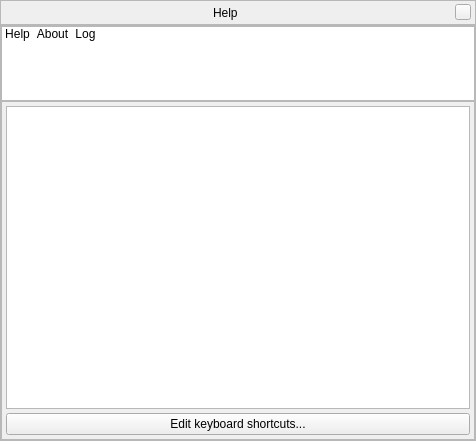
Old version of the form src/gui/helpDialogGui.ui in the repository 519984307/stellarium_src.
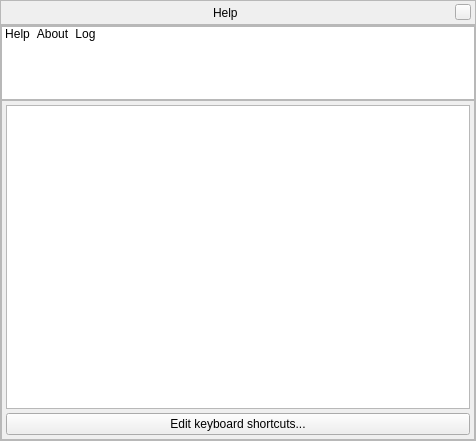
New version of the form. Icons and pictures are not drawn. Custom widgets are drawn as their Qt base class.

```diff
--- a/src/gui/helpDialogGui.ui
+++ b/src/gui/helpDialogGui.ui
@@ -149,13 +149,13 @@
         <property name="minimumSize">
          <size>
           <width>0</width>
-          <height>75</height>
+          <height>74</height>
          </size>
         </property>
         <property name="maximumSize">
          <size>
           <width>16777215</width>
-          <height>75</height>
+          <height>74</height>
          </size>
         </property>
         <property name="focusPolicy">
```
